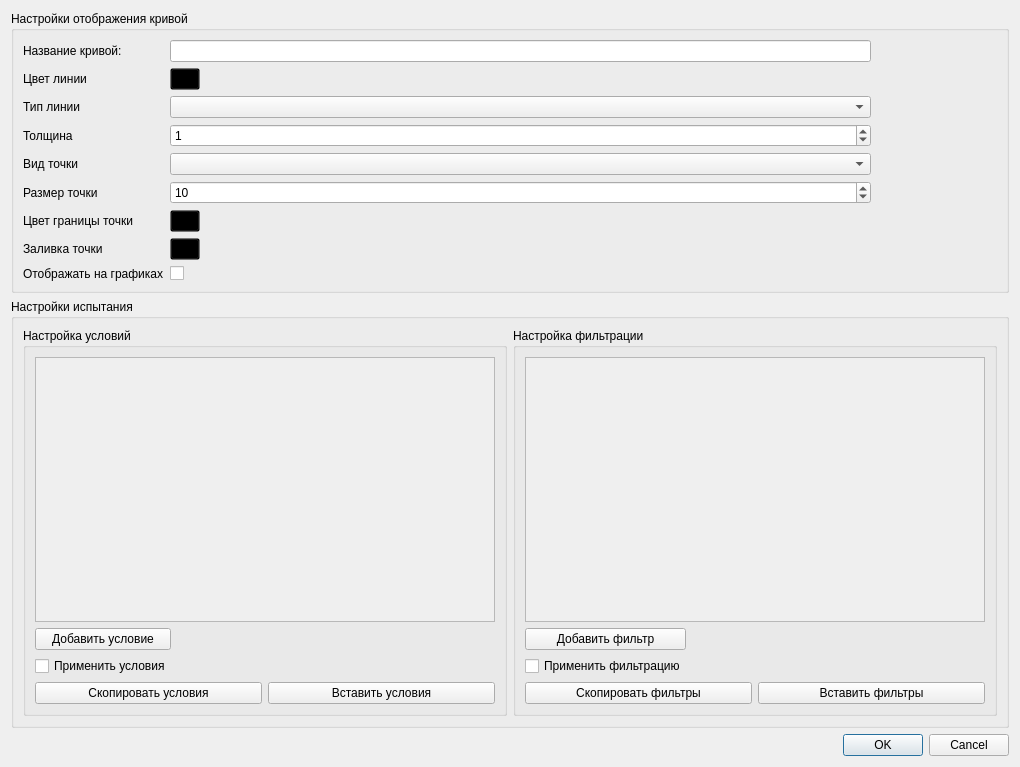
Before: the Qt Designer form resources/ui/edit_test.ui in rymatoi/new-uniskad, drawn with Qt 5.
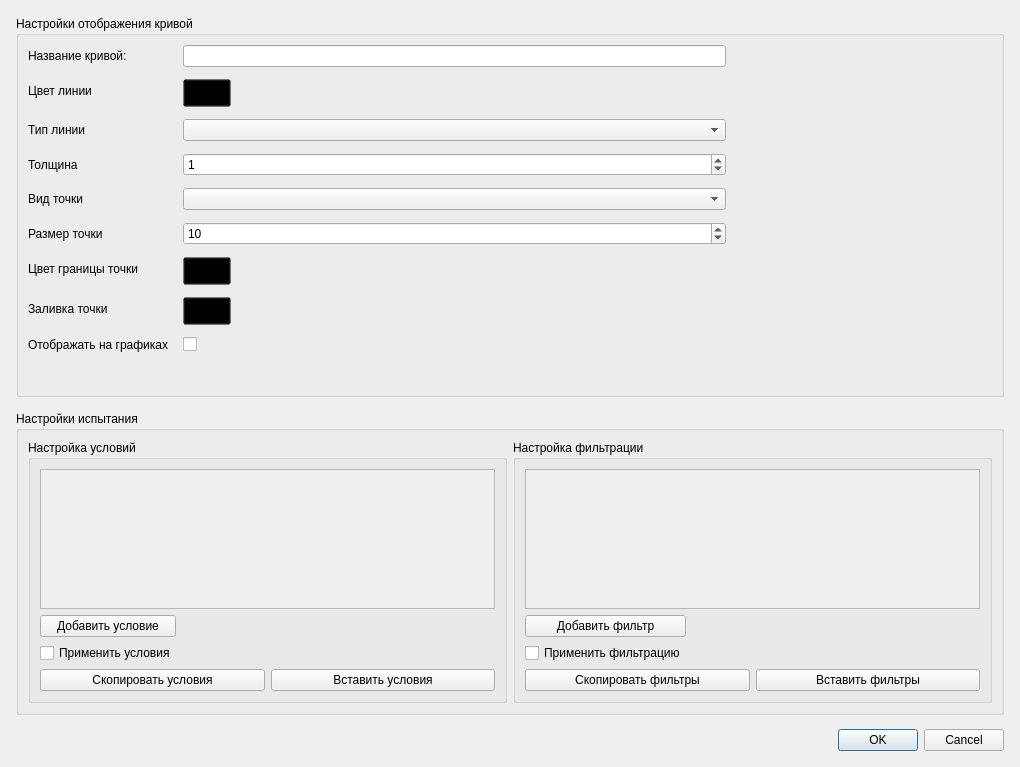
After: the same form once the commit is applied. Custom widgets are drawn as their Qt base class.

Commit message: Fix test curve settings layout

```diff
--- a/resources/ui/edit_test.ui
+++ b/resources/ui/edit_test.ui
@@ -14,6 +14,11 @@
    <string>Настройка испытания</string>
   </property>
   <layout class="QVBoxLayout" name="verticalLayout_6">
+   <property name="spacing"><number>14</number></property>
+   <property name="leftMargin"><number>16</number></property>
+   <property name="topMargin"><number>16</number></property>
+   <property name="rightMargin"><number>16</number></property>
+   <property name="bottomMargin"><number>16</number></property>
    <item>
     <layout class="QVBoxLayout" name="verticalLayout">
      <item>
@@ -29,8 +34,9 @@
             <property name="fieldGrowthPolicy">
              <enum>QFormLayout::AllNonFixedFieldsGrow</enum>
             </property>
+            <property name="horizontalSpacing"><number>14</number></property>
             <property name="verticalSpacing">
-             <number>6</number>
+             <number>12</number>
             </property>
             <item row="0" column="0">
              <widget class="QLabel" name="label">
@@ -51,12 +57,8 @@
             </item>
             <item row="1" column="1">
              <widget class="ColorButton" name="colorButton">
-              <property name="maximumSize">
-               <size>
-                <width>30</width>
-                <height>30</height>
-               </size>
-              </property>
+              <property name="minimumSize"><size><width>48</width><height>28</height></size></property>
+              <property name="maximumSize"><size><width>48</width><height>28</height></size></property>
               <property name="styleSheet">
                <string notr="true">background-color: transparent;</string>
               </property>
@@ -76,7 +78,7 @@
              <widget class="QComboBox" name="lineType">
               <property name="minimumSize">
                <size>
-                <width>200</width>
+                <width>240</width>
                 <height>0</height>
                </size>
               </property>
@@ -129,12 +131,8 @@
             </item>
             <item row="6" column="1">
              <widget class="ColorButton" name="colorButton_3">
-              <property name="maximumSize">
-               <size>
-                <width>30</width>
-                <height>30</height>
-               </size>
-              </property>
+              <property name="minimumSize"><size><width>48</width><height>28</height></size></property>
+              <property name="maximumSize"><size><width>48</width><height>28</height></size></property>
               <property name="styleSheet">
                <string notr="true">background-color: transparent;</string>
               </property>
@@ -152,12 +150,8 @@
             </item>
             <item row="7" column="1">
              <widget class="ColorButton" name="colorButton_2">
-              <property name="maximumSize">
-               <size>
-                <width>30</width>
-                <height>30</height>
-               </size>
-              </property>
+              <property name="minimumSize"><size><width>48</width><height>28</height></size></property>
+              <property name="maximumSize"><size><width>48</width><height>28</height></size></property>
               <property name="styleSheet">
                <string notr="true">background-color: transparent;</string>
               </property>
@@ -186,8 +180,8 @@
            <widget class="PlotWidget" name="plotView" native="true">
             <property name="minimumSize">
              <size>
-              <width>120</width>
-              <height>0</height>
+              <width>260</width>
+              <height>340</height>
              </size>
             </property>
            </widget>
```
The commit also changes 2 other files.
